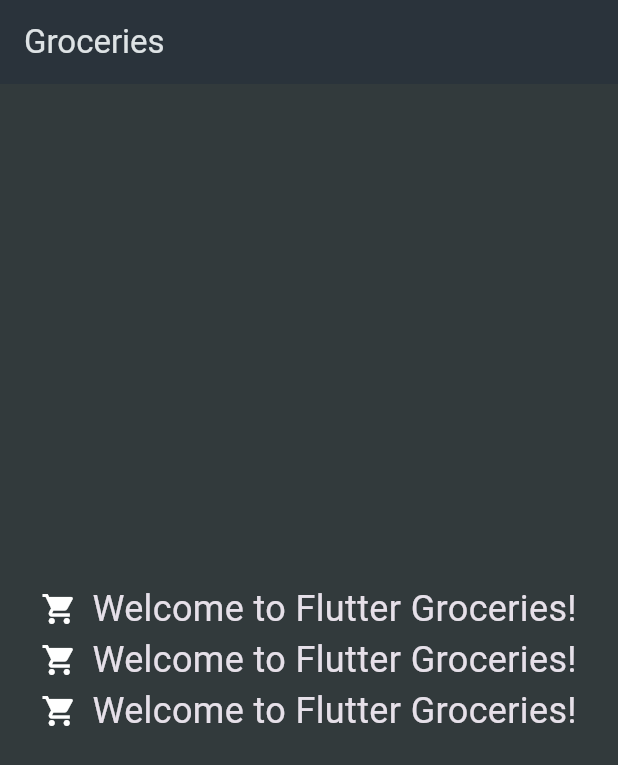
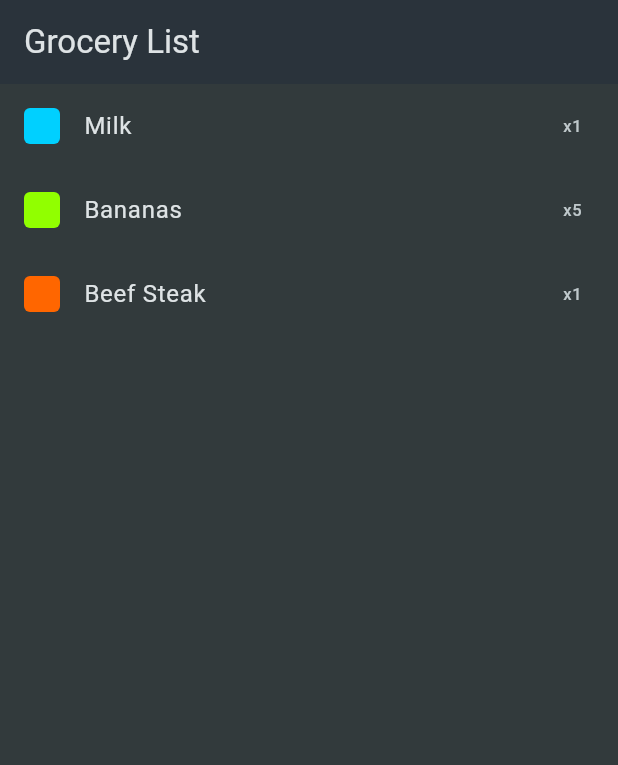
Before and after one commit to GhadeerHamed/shopping-list-app, a Flutter app: the screen it shows after launch, on a phone screen of 412 x 824 dp. Shown: the top 765 px of the screen. Run offline on Flutter 3.47's test engine with Material 3 defaults, Android fonts, the phone set to English and light mode, and no system bars.

Commit message:
Add GroceryList widget and update main app structure

```diff
--- a/analysis_options.yaml
+++ b/analysis_options.yaml
@@ -23,6 +23,7 @@ linter:
   rules:
     # avoid_print: false  # Uncomment to disable the `avoid_print` rule
     # prefer_single_quotes: true  # Uncomment to enable the `prefer_single_quotes` rule
-
+formatter:
+  trailing_commas: preserve
 # Additional information about this file can be found at
 # https://dart.dev/guides/language/analysis-options
--- a/lib/main.dart
+++ b/lib/main.dart
@@ -1,4 +1,5 @@
 import 'package:flutter/material.dart';
+import 'package:shopping_list/widgets/grocery_list.dart';
 
 void main() {
   runApp(const MyApp());
@@ -20,60 +21,7 @@ class MyApp extends StatelessWidget {
         ),
         scaffoldBackgroundColor: const Color.fromARGB(255, 50, 58, 60),
       ),
-      home: const MyHomePage(),
+      home: const GroceryList(),
     );
   }
 }
-
-class MyHomePage extends StatelessWidget {
-  const MyHomePage({super.key});
-
-  @override
-  Widget build(BuildContext context) {
-    return Scaffold(
-      appBar: AppBar(title: const Text('Groceries')),
-      body: const Center(
-        child: Column(
-          mainAxisAlignment: MainAxisAlignment.center,
-          children: [
-            Row(
-              mainAxisAlignment: MainAxisAlignment.center,
-              children: [
-                Icon(Icons.local_grocery_store),
-                SizedBox(width: 10),
-                Text(
-                  'Welcome to Flutter Groceries!',
-                  style: TextStyle(fontSize: 24),
-                ),
-              ],
-            ),
-
-            Row(
-              mainAxisAlignment: MainAxisAlignment.center,
-              children: [
-                Icon(Icons.local_grocery_store),
-                SizedBox(width: 10),
-                Text(
-                  'Welcome to Flutter Groceries!',
-                  style: TextStyle(fontSize: 24),
-                ),
-              ],
-            ),
-
-            Row(
-              mainAxisAlignment: MainAxisAlignment.center,
-              children: [
-                Icon(Icons.local_grocery_store),
-                SizedBox(width: 10),
-                Text(
-                  'Welcome to Flutter Groceries!',
-                  style: TextStyle(fontSize: 24),
-                ),
-              ],
-            ),
-          ],
-        ),
-      ),
-    );
-  }
-}
--- /dev/null
+++ b/lib/widgets/grocery_list.dart
@@ -0,0 +1,32 @@
+import 'package:flutter/material.dart';
+import 'package:shopping_list/data/dummy_items.dart';
+
+class GroceryList extends StatelessWidget {
+  const GroceryList({super.key});
+
+  @override
+  Widget build(BuildContext context) {
+    return Scaffold(
+      appBar: AppBar(
+        title: const Text('Grocery List'),
+      ),
+      body: ListView.builder(
+        itemCount: groceryItems.length,
+        itemBuilder: (context, index) {
+          return ListTile(
+            leading: Container(
+              width: 24,
+              height: 24,
+              decoration: BoxDecoration(
+                color: groceryItems[index].category.colorValue,
+                borderRadius: BorderRadius.circular(4),
+              ),
+            ),
+            title: Text(groceryItems[index].name),
+            trailing: Text('x${groceryItems[index].quantity}'),
+          );
+        },
+      ),
+    );
+  }
+}
```
